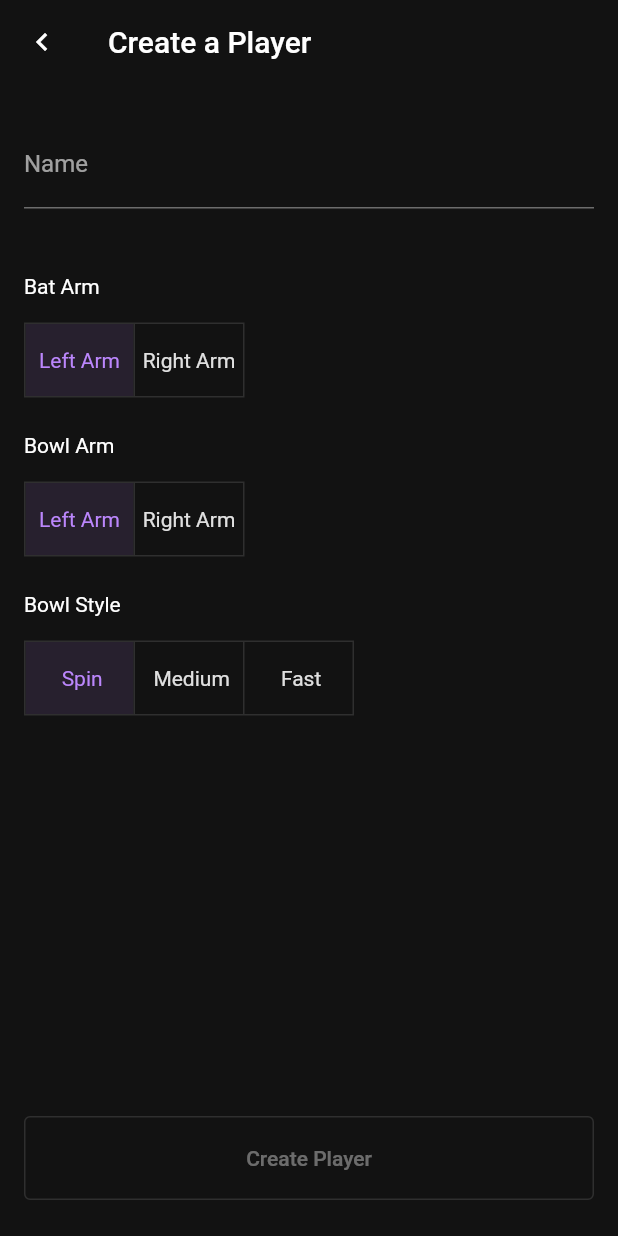
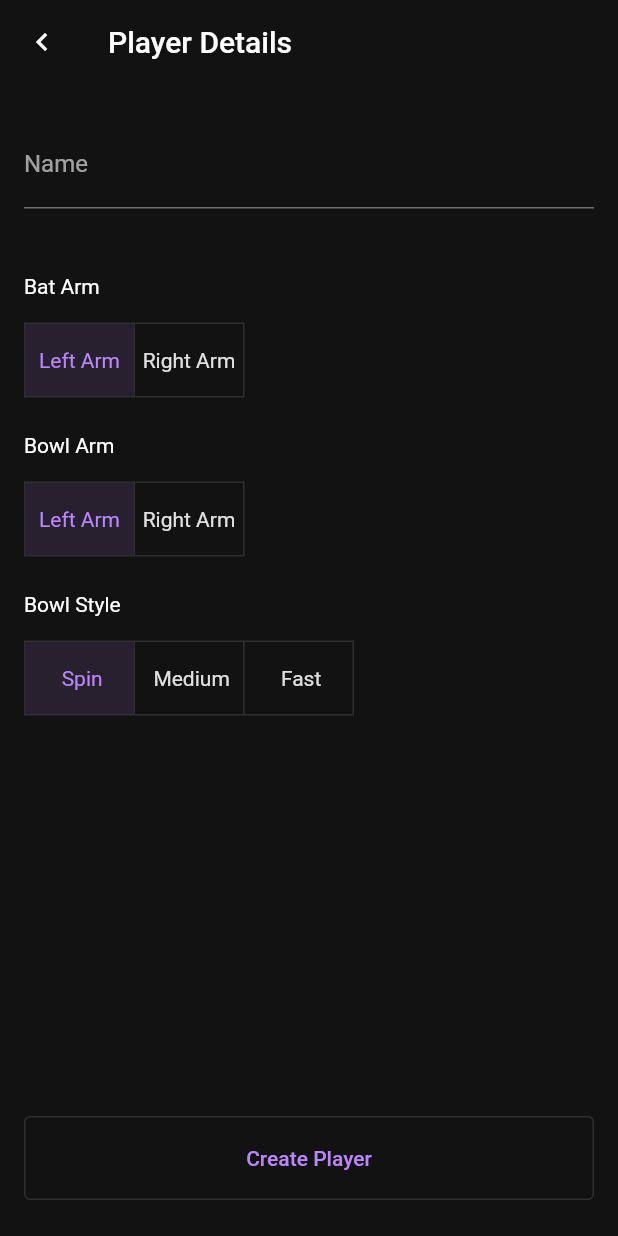
Before and after one commit to PlayPratz/Scorecard, a Flutter app: the CreatePlayerForm widget shown alone on an empty page, opened directly, on a phone screen of 412 x 824 dp. Run offline on Flutter 3.47's test engine with Material 2 defaults, Android fonts, the phone set to English and light mode, and no system bars; our stand-ins replace google_fonts; Roboto replaces fonts that are missing (Ubuntu).

Commit message:
Minor fixes

```diff
--- a/lib/models/ball.dart
+++ b/lib/models/ball.dart
@@ -46,7 +46,7 @@ class Ball {
       this.battingExtra});
 
   /// Creates a ball that is not bowled, but a runout is recorded
-  Ball.RunoutBeforeDelivery({
+  Ball.runoutBeforeDelivery({
     required this.bowler,
     required this.batter,
   })  : runsScored = 0,
--- a/lib/models/cricketmatch.dart
+++ b/lib/models/cricketmatch.dart
@@ -1,17 +1,16 @@
-import 'package:json_annotation/json_annotation.dart';
+import '../util/utils.dart';
+import 'innings.dart';
 import 'result.dart';
 import 'team.dart';
 
-import 'innings.dart';
-
-@JsonSerializable()
 class CricketMatch {
+  final String id;
   Team homeTeam;
   Team awayTeam;
   int maxOvers;
 
-  late Innings _homeInnings;
-  late Innings _awayInnings;
+  final Innings _homeInnings;
+  final Innings _awayInnings;
 
   MatchState _matchState = MatchState.notStarted;
   bool _isHomeInningsFirst = true;
@@ -21,15 +20,22 @@ class CricketMatch {
 
   Toss? toss;
 
+  CricketMatch.create({required homeTeam, required awayTeam, required maxOvers})
+      : this(
+            id: Utils.generateUniqueId(),
+            homeTeam: homeTeam,
+            awayTeam: awayTeam,
+            maxOvers: maxOvers);
+
   CricketMatch(
-      {required this.homeTeam,
+      {required this.id,
+      required this.homeTeam,
       required this.awayTeam,
-      required this.maxOvers}) {
-    _homeInnings = Innings(
-        battingTeam: homeTeam, bowlingTeam: awayTeam, maxOvers: maxOvers);
-    _awayInnings = Innings(
-        battingTeam: awayTeam, bowlingTeam: homeTeam, maxOvers: maxOvers);
-  }
+      required this.maxOvers})
+      : _homeInnings = Innings(
+            battingTeam: homeTeam, bowlingTeam: awayTeam, maxOvers: maxOvers),
+        _awayInnings = Innings(
+            battingTeam: awayTeam, bowlingTeam: homeTeam, maxOvers: maxOvers);
 
   bool get isTossCompleted => toss != null;
 
@@ -111,7 +117,7 @@ class CricketMatch {
       // TODO Exception
       throw UnimplementedError();
     }
-    _superOver = CricketMatch(
+    _superOver = CricketMatch.create(
       homeTeam: homeTeam,
       awayTeam: awayTeam,
       maxOvers: 1,
--- a/lib/models/player.dart
+++ b/lib/models/player.dart
@@ -1,26 +1,31 @@
+import '../util/utils.dart';
+
 class Player {
-  int id;
+  final String id;
   String name;
   String? imagePath;
 
   Arm batArm;
-  Arm? bowlArm;
-  BowlStyle? bowlStyle;
+  Arm bowlArm;
+  BowlStyle bowlStyle;
+
+  Player.create(
+      {required this.name,
+      required this.batArm,
+      required this.bowlArm,
+      required this.bowlStyle,
+      this.imagePath})
+      : id = Utils.generateUniqueId();
 
   Player(
       {required this.id,
       required this.name,
       required this.batArm,
-      this.bowlArm,
-      this.bowlStyle});
+      required this.bowlArm,
+      required this.bowlStyle,
+      this.imagePath});
 
-  Player.withPhoto(
-      {required this.id,
-      required this.name,
-      required this.batArm,
-      this.bowlArm,
-      this.bowlStyle,
-      this.imagePath});
+  bool get hasProfilePhoto => imagePath != null;
 }
 
 enum Arm {
--- a/lib/models/team.dart
+++ b/lib/models/team.dart
@@ -1,12 +1,22 @@
+import '../util/utils.dart';
 import 'player.dart';
 
 class Team {
+  final String id;
+
   String name;
   String shortName;
+  final List<Player> squad;
 
-  List<Player> squad;
+  Team(
+      {required this.id,
+      required this.name,
+      required this.shortName,
+      required this.squad});
 
-  Team(this.name, this.shortName, this.squad);
+  Team.create(
+      {required this.name, required this.shortName, required this.squad})
+      : id = Utils.generateUniqueId();
 
   int get squadSize => squad.length;
   Player get captain => squad.first;
--- a/lib/screens/creatematch.dart
+++ b/lib/screens/creatematch.dart
@@ -70,7 +70,7 @@ class _CreateMatchFormState extends State<CreateMatchForm> {
   }
 
   Widget _wSelectOvers() {
-    return Elements.getTextInput("Overs", "How many overs? 5? 10? 20?",
+    return Elements.getTextInput("Overs", "How many overs? 5? 10? 20?", null,
         (value) => _overs = int.parse(value));
   }
 
@@ -105,7 +105,7 @@ class _CreateMatchFormState extends State<CreateMatchForm> {
 
   void _createMatch() {
     if (_selectedHomeTeam != null && _selectedAwayTeam != null) {
-      CricketMatch match = CricketMatch(
+      CricketMatch match = CricketMatch.create(
         homeTeam: _selectedHomeTeam!,
         awayTeam: _selectedAwayTeam!,
         maxOvers: _overs,
--- a/lib/screens/createplayer.dart
+++ b/lib/screens/createplayer.dart
@@ -17,25 +17,37 @@ class CreatePlayerForm extends StatefulWidget {
 class _CreatePlayerFormState extends State<CreatePlayerForm> {
   String? _name;
 
-  SingleToggleSelection<Arm> _batArm = SingleToggleSelection(
+  final SingleToggleSelection<Arm> _batArm = SingleToggleSelection(
       dataList: Arm.values,
       stringifier: Strings.getArm,
       allowNoSelection: false);
 
-  SingleToggleSelection<Arm> _bowlArm = SingleToggleSelection(
+  final SingleToggleSelection<Arm> _bowlArm = SingleToggleSelection(
       dataList: Arm.values,
       stringifier: Strings.getArm,
       allowNoSelection: false);
 
-  SingleToggleSelection<BowlStyle> _bowlStyle = SingleToggleSelection(
+  final SingleToggleSelection<BowlStyle> _bowlStyle = SingleToggleSelection(
       dataList: BowlStyle.values,
       stringifier: Strings.getBowlStyle,
       allowNoSelection: false);
 
   @override
+  void initState() {
+    super.initState();
+
+    if (widget.player != null) {
+      Player player = widget.player!;
+      _batArm.selection = player.batArm;
+      _bowlArm.selection = player.bowlArm;
+      _bowlStyle.selection = player.bowlStyle;
+    }
+  }
+
+  @override
   Widget build(BuildContext context) {
     return TitledPage(
-        title: "Create a Player",
+        title: "Player Details",
         child: Column(
           children: [
             Expanded(
@@ -43,8 +55,8 @@ class _CreatePlayerFormState extends State<CreatePlayerForm> {
                 child: Column(
                   children: [
                     Elements.getTextInput("Name", "A future superstar?",
-                        (value) => _name = value),
-                    SizedBox(height: 32),
+                        widget.player?.name, (value) => _name = value),
+                    const SizedBox(height: 32),
                     _wToggleButtonWithLabel(_batArm, "Bat Arm"),
                     _wToggleButtonWithLabel(_bowlArm, "Bowl Arm"),
                     _wToggleButtonWithLabel(_bowlStyle, "Bowl Style"),
@@ -52,7 +64,8 @@ class _CreatePlayerFormState extends State<CreatePlayerForm> {
                 ),
               ),
             ),
-            Elements.getConfirmButton(text: "Create Player"),
+            Elements.getConfirmButton(
+                text: "Create Player", onPressed: _onCreatePlayer),
           ],
         ));
   }
@@ -87,5 +100,5 @@ class _CreatePlayerFormState extends State<CreatePlayerForm> {
 
   void _onCreatePlayer() {}
 
-  bool get canCreatePlayer => false;
+  bool get canCreatePlayer => _name != null;
 }
--- a/lib/screens/widgets/genericitem.dart
+++ b/lib/screens/widgets/genericitem.dart
@@ -7,7 +7,7 @@ class GenericItem extends StatefulWidget {
   final String secondaryHint;
   final Widget? leading;
   final Function? onSelect;
-  final _GenericItemVariant variant;
+  final GenericItemVariant variant;
   final Widget trailing;
 
   const GenericItem(
@@ -16,7 +16,7 @@ class GenericItem extends StatefulWidget {
       required this.secondaryHint,
       this.leading,
       this.onSelect,
-      this.variant = _GenericItemVariant.normal,
+      this.variant = GenericItemVariant.normal,
       this.trailing = const Icon(Icons.chevron_right)})
       : super(key: key);
 
@@ -51,4 +51,4 @@ class _GenericItemState extends State<GenericItem> {
   }
 }
 
-enum _GenericItemVariant { normal, small }
+enum GenericItemVariant { normal, small }
--- a/lib/styles/colorstyles.dart
+++ b/lib/styles/colorstyles.dart
@@ -7,7 +7,7 @@ class ColorStyles {
   static const card = Color(0xFF1E1E1E);
   // static const selected = Color(0xFF0a84ff);
   static const selected = Colors.blue;
-  static final text = Colors.white;
+  static const text = Colors.white;
 
   static const remove = Colors.redAccent;
 
--- a/lib/util/elements.dart
+++ b/lib/util/elements.dart
@@ -50,10 +50,11 @@ class Elements {
     );
   }
 
-  static Widget getTextInput(
-      String label, String hint, void Function(String value) onChangeValue) {
-    return TextField(
+  static Widget getTextInput(String label, String hint, String? initialValue,
+      void Function(String value) onChangeValue) {
+    return TextFormField(
       decoration: InputDecoration(labelText: label, hintText: hint),
+      initialValue: initialValue,
       onChanged: onChangeValue,
     );
   }
--- a/lib/util/helpers.dart
+++ b/lib/util/helpers.dart
@@ -18,6 +18,8 @@ class SingleToggleSelection<T> {
   }
 
   T? get selection => index == -1 ? null : dataList[index];
+  set selection(T? value) =>
+      value != null ? index = dataList.indexOf(value) : -1;
 
   List<Widget> get widgets =>
       dataList.map((data) => Text(stringifier(data))).toList();
--- a/lib/util/utils.dart
+++ b/lib/util/utils.dart
@@ -1,10 +1,16 @@
 import 'package:flutter/material.dart';
+import 'package:uuid/uuid.dart';
+
 import '../models/cricketmatch.dart';
 import '../models/player.dart';
 import '../models/team.dart';
 
 class Utils {
   Utils._(); // Private constructor
+
+  static const _uuid = Uuid();
+
+  static String generateUniqueId() => _uuid.v1();
 
   static Future<dynamic> goToPage(Widget page, BuildContext context) {
     return Navigator.push(
@@ -20,7 +26,7 @@ class Utils {
   }
 
   static void addPlayer(Player player) {
-    _playerList.add(player);
+    if (!_playerList.contains(player)) _playerList.add(player);
   }
 
   static List<Team> getAllTeams() {
@@ -28,7 +34,7 @@ class Utils {
   }
 
   static void addTeam(Team team) {
-    _teamList.add(team);
+    if (!_teamList.contains(team)) _teamList.add(team);
   }
 
   static List<CricketMatch> getAllMatches() {
@@ -45,56 +51,56 @@ class Utils {
 }
 
 final List<Player> _playerList = [
-  Player.withPhoto(
-    id: 1,
+  Player(
+    id: '1',
     name: "Pratik",
     imagePath: "assets/images/pratik.png",
     batArm: Arm.right,
     bowlArm: Arm.right,
     bowlStyle: BowlStyle.spin,
   ),
-  Player.withPhoto(
-    id: 2,
+  Player(
+    id: '2',
     name: "Chaitanya",
     imagePath: "assets/images/chaitanya.jpg",
     batArm: Arm.right,
     bowlArm: Arm.right,
     bowlStyle: BowlStyle.spin,
   ),
-  Player.withPhoto(
-    id: 3,
+  Player(
+    id: '3',
     name: "Rutash",
     imagePath: "assets/images/rutash.png",
     batArm: Arm.right,
     bowlArm: Arm.right,
     bowlStyle: BowlStyle.fast,
   ),
-  Player.withPhoto(
-    id: 4,
+  Player(
+    id: '4',
     name: "Calden",
     imagePath: "assets/images/calden.jpg",
     batArm: Arm.right,
     bowlArm: Arm.right,
     bowlStyle: BowlStyle.spin,
   ),
-  Player.withPhoto(
-    id: 5,
+  Player(
+    id: '5',
     name: "Noah",
     imagePath: "assets/images/noah.jpg",
     batArm: Arm.right,
     bowlArm: Arm.right,
     bowlStyle: BowlStyle.spin,
   ),
-  Player.withPhoto(
-    id: 6,
+  Player(
+    id: '6',
     name: "Roshan",
     imagePath: "assets/images/roshan.jpg",
     batArm: Arm.right,
     bowlArm: Arm.right,
     bowlStyle: BowlStyle.spin,
   ),
-  Player.withPhoto(
-    id: 7,
+  Player(
+    id: '7',
     name: "Kyle",
     imagePath: "assets/images/kyle.jpg",
     batArm: Arm.right,
@@ -102,14 +108,14 @@ final List<Player> _playerList = [
     bowlStyle: BowlStyle.spin,
   ),
   Player(
-    id: 8,
+    id: '8',
     name: "Darren",
     batArm: Arm.right,
     bowlArm: Arm.right,
     bowlStyle: BowlStyle.spin,
   ),
   Player(
-    id: 9,
+    id: '9',
     name: "arjun",
     batArm: Arm.right,
     bowlArm: Arm.right,
--- a/pubspec.yaml
+++ b/pubspec.yaml
@@ -36,6 +36,7 @@ dependencies:
   cupertino_icons: ^1.0.2
   google_fonts: ^2.1.0
   json_annotation: ^4.7.0
+  uuid: ^3.0.6
 
 dev_dependencies:
   flutter_test:
```
Also changed, not shown: lib/screens/createteam.dart (+8 -7 lines), lib/screens/matchscreen/matchscreen.dart (+7 -9 lines), lib/screens/playerlist.dart (+4 -3 lines), lib/screens/widgets/playertile.dart (+11 -9 lines), pubspec.lock.
